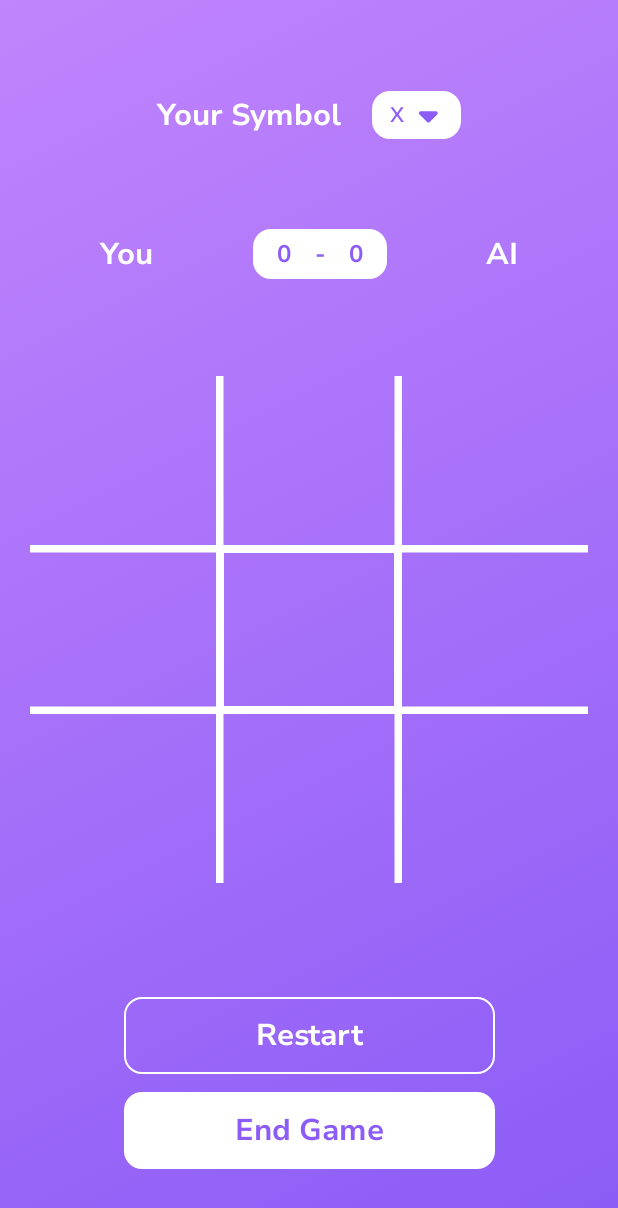
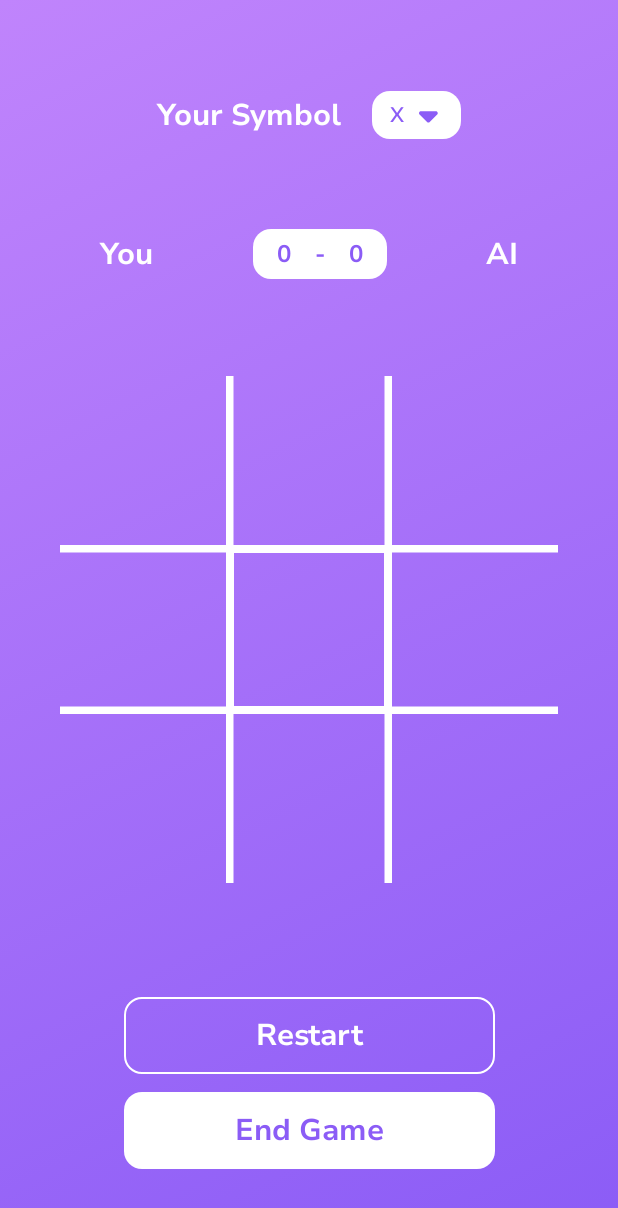
Before and after one commit to Jeyagurunathang/tictactoe, an Android app built with Jetpack Compose: the screen it shows after launch (MainActivity), on a phone screen of 412 x 824 dp. Shown: the top 1208 px of the screen. Run offline under Robolectric (Android 15) with nearby library versions, the phone set to English and light mode, and no system bars.

Commit message:
Enabled edge to edge

```diff
--- a/app/src/main/AndroidManifest.xml
+++ b/app/src/main/AndroidManifest.xml
@@ -11,7 +11,8 @@
         android:roundIcon="@mipmap/ic_launcher_round"
         android:supportsRtl="true"
         android:theme="@style/Theme.TicTacToe"
-        tools:targetApi="31">
+        tools:targetApi="31"
+        android:windowSoftInputMode = "adjustResize">
         <activity
             android:name=".MainActivity"
             android:exported="true"
--- a/app/src/main/java/com/example/tictactoe/GameGridCells.kt
+++ b/app/src/main/java/com/example/tictactoe/GameGridCells.kt
@@ -32,7 +32,8 @@ fun GameGridCells(
 ) {
     LazyVerticalGrid(
         columns = GridCells.Fixed(3),
-        contentPadding = PaddingValues(dimensionResource(R.dimen.extra_large))
+        contentPadding = PaddingValues(dimensionResource(R.dimen.extra_large)),
+        modifier = Modifier.padding(horizontal = dimensionResource(R.dimen.extra_large))
     ) {
         items(gameUiState.gridBoxes.size) { box ->
             Box (
--- a/app/src/main/java/com/example/tictactoe/MainActivity.kt
+++ b/app/src/main/java/com/example/tictactoe/MainActivity.kt
@@ -6,6 +6,7 @@ import androidx.activity.compose.setContent
 import androidx.activity.enableEdgeToEdge
 import androidx.compose.foundation.layout.fillMaxSize
 import androidx.compose.foundation.layout.padding
+import androidx.compose.foundation.layout.safeContentPadding
 import androidx.compose.material3.Scaffold
 import androidx.compose.material3.Text
 import androidx.compose.runtime.Composable
@@ -15,12 +16,15 @@ import com.example.tictactoe.ui.theme.TicTacToeTheme
 
 class MainActivity : ComponentActivity() {
     override fun onCreate(savedInstanceState: Bundle?) {
+//        enableEdgeToEdge()
         super.onCreate(savedInstanceState)
         enableEdgeToEdge()
         setContent {
             TicTacToeTheme {
                 Scaffold(modifier = Modifier.fillMaxSize()) { innerPadding ->
-                    TicTacToeGameScreen(modifier = Modifier.padding(innerPadding))
+                    TicTacToeGameScreen(
+                        innerPadding = innerPadding
+                    )
                 }
             }
         }
--- a/app/src/main/java/com/example/tictactoe/TicTacToeGame.kt
+++ b/app/src/main/java/com/example/tictactoe/TicTacToeGame.kt
@@ -3,6 +3,7 @@ package com.example.tictactoe
 import androidx.compose.foundation.background
 import androidx.compose.foundation.layout.Arrangement
 import androidx.compose.foundation.layout.Column
+import androidx.compose.foundation.layout.PaddingValues
 import androidx.compose.foundation.layout.Row
 import androidx.compose.foundation.layout.Spacer
 import androidx.compose.foundation.layout.fillMaxSize
@@ -26,6 +27,7 @@ import com.example.tictactoe.viewmodel.TicTacToeViewModel
 @Composable
 fun TicTacToeGameScreen(
     modifier: Modifier = Modifier,
+    innerPadding: PaddingValues,
     viewModel: TicTacToeViewModel = viewModel()
 ) {
     val gameUiState by viewModel.ticTacToeState.collectAsState()
@@ -65,6 +67,6 @@ fun TicTacToeGameScreen(
 @Composable
 fun TicTacToeGameScreenPreview() {
     TicTacToeTheme {
-        TicTacToeGameScreen()
+        TicTacToeGameScreen(innerPadding = PaddingValues(dimensionResource(R.dimen.small)))
     }
 }
```
